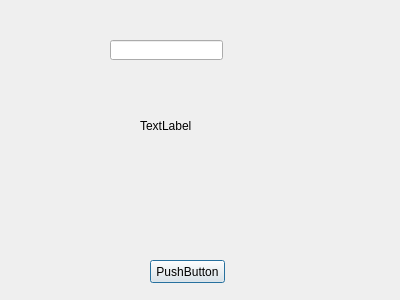
The window that main/UI/StripLWItemSettingDialog.ui (xuerong-xr/Lightning) describes before a commit, drawn with Qt 5.
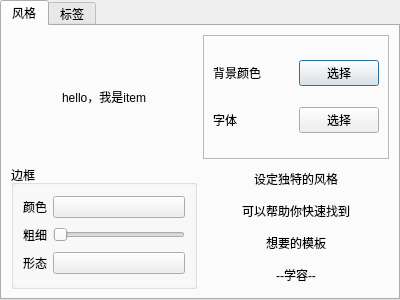
The same window after the commit.

The edit to the form file:
```diff
--- a/main/UI/StripLWItemSettingDialog.ui
+++ b/main/UI/StripLWItemSettingDialog.ui
@@ -13,42 +13,191 @@
   <property name="windowTitle">
    <string>Dialog</string>
   </property>
-  <widget class="QPushButton" name="pushButton">
-   <property name="geometry">
-    <rect>
-     <x>150</x>
-     <y>260</y>
-     <width>75</width>
-     <height>23</height>
-    </rect>
+  <layout class="QGridLayout" name="gridLayout">
+   <property name="leftMargin">
+    <number>0</number>
    </property>
-   <property name="text">
-    <string>PushButton</string>
+   <property name="topMargin">
+    <number>0</number>
    </property>
-  </widget>
-  <widget class="QLineEdit" name="lineEdit">
-   <property name="geometry">
-    <rect>
-     <x>110</x>
-     <y>40</y>
-     <width>113</width>
-     <height>20</height>
-    </rect>
+   <property name="rightMargin">
+    <number>0</number>
    </property>
-  </widget>
-  <widget class="QLabel" name="label">
-   <property name="geometry">
-    <rect>
-     <x>140</x>
-     <y>120</y>
-     <width>54</width>
-     <height>12</height>
-    </rect>
+   <property name="bottomMargin">
+    <number>0</number>
    </property>
-   <property name="text">
-    <string>TextLabel</string>
+   <property name="spacing">
+    <number>0</number>
    </property>
-  </widget>
+   <item row="0" column="0">
+    <widget class="QTabWidget" name="tabWidget">
+     <property name="currentIndex">
+      <number>0</number>
+     </property>
+     <widget class="QWidget" name="tab">
+      <attribute name="title">
+       <string>风格</string>
+      </attribute>
+      <layout class="QGridLayout" name="gridLayout_3" rowstretch="1,1" columnstretch="1,1">
+       <item row="0" column="1">
+        <widget class="QFrame" name="frame">
+         <property name="frameShape">
+          <enum>QFrame::StyledPanel</enum>
+         </property>
+         <property name="frameShadow">
+          <enum>QFrame::Raised</enum>
+         </property>
+         <layout class="QGridLayout" name="gridLayout_4">
+          <item row="0" column="1">
+           <widget class="QPushButton" name="bg_color_btn">
+            <property name="text">
+             <string>选择</string>
+            </property>
+           </widget>
+          </item>
+          <item row="0" column="0">
+           <widget class="QLabel" name="label_2">
+            <property name="text">
+             <string>背景颜色</string>
+            </property>
+           </widget>
+          </item>
+          <item row="1" column="1">
+           <widget class="QPushButton" name="font_btn">
+            <property name="text">
+             <string>选择</string>
+            </property>
+           </widget>
+          </item>
+          <item row="1" column="0">
+           <widget class="QLabel" name="label_6">
+            <property name="text">
+             <string>字体</string>
+            </property>
+           </widget>
+          </item>
+         </layout>
+        </widget>
+       </item>
+       <item row="0" column="0">
+        <widget class="QLabel" name="label">
+         <property name="text">
+          <string>hello，我是item</string>
+         </property>
+         <property name="alignment">
+          <set>Qt::AlignCenter</set>
+         </property>
+        </widget>
+       </item>
+       <item row="1" column="0">
+        <widget class="QGroupBox" name="groupBox">
+         <property name="title">
+          <string>边框</string>
+         </property>
+         <layout class="QGridLayout" name="gridLayout_2">
+          <item row="2" column="0">
+           <widget class="QLabel" name="label_5">
+            <property name="text">
+             <string>形态</string>
+            </property>
+           </widget>
+          </item>
+          <item row="0" column="0">
+           <widget class="QLabel" name="label_4">
+            <property name="text">
+             <string>颜色</string>
+            </property>
+           </widget>
+          </item>
+          <item row="0" column="1">
+           <widget class="QPushButton" name="border_color_btn">
+            <property name="text">
+             <string/>
+            </property>
+           </widget>
+          </item>
+          <item row="1" column="0">
+           <widget class="QLabel" name="label_3">
+            <property name="text">
+             <string>粗细</string>
+            </property>
+           </widget>
+          </item>
+          <item row="1" column="1">
+           <widget class="QSlider" name="horizontalSlider">
+            <property name="styleSheet">
+             <string notr="true"/>
+            </property>
+            <property name="maximum">
+             <number>5</number>
+            </property>
+            <property name="orientation">
+             <enum>Qt::Horizontal</enum>
+            </property>
+            <property name="invertedAppearance">
+             <bool>false</bool>
+            </property>
+            <property name="invertedControls">
+             <bool>false</bool>
+            </property>
+           </widget>
+          </item>
+          <item row="2" column="1">
+           <widget class="QPushButton" name="border_form_btn">
+            <property name="text">
+             <string/>
+            </property>
+            <property name="checkable">
+             <bool>true</bool>
+            </property>
+           </widget>
+          </item>
+         </layout>
+        </widget>
+       </item>
+       <item row="1" column="1">
+        <widget class="QLabel" name="label_7">
+         <property name="text">
+          <string>设定独特的风格
+
+可以帮助你快速找到
+
+想要的模板
+
+--学容--</string>
+         </property>
+         <property name="textFormat">
+          <enum>Qt::AutoText</enum>
+         </property>
+         <property name="alignment">
+          <set>Qt::AlignCenter</set>
+         </property>
+         <property name="wordWrap">
+          <bool>true</bool>
+         </property>
+         <property name="textInteractionFlags">
+          <set>Qt::LinksAccessibleByMouse</set>
+         </property>
+        </widget>
+       </item>
+      </layout>
+     </widget>
+     <widget class="QWidget" name="tab_2">
+      <attribute name="title">
+       <string>标签</string>
+      </attribute>
+      <layout class="QVBoxLayout" name="verticalLayout" stretch="1,10">
+       <item>
+        <widget class="QColumnView" name="columnView"/>
+       </item>
+       <item>
+        <widget class="QListView" name="listView"/>
+       </item>
+      </layout>
+     </widget>
+    </widget>
+   </item>
+  </layout>
  </widget>
  <resources/>
  <connections/>
```
Left out of the diff: 2 changed lines with no effect on the pictures.
